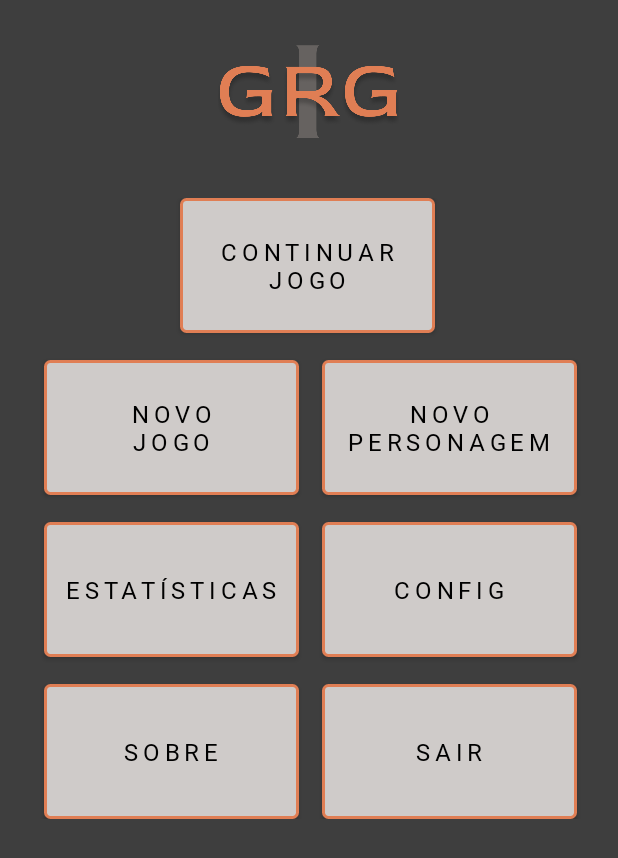
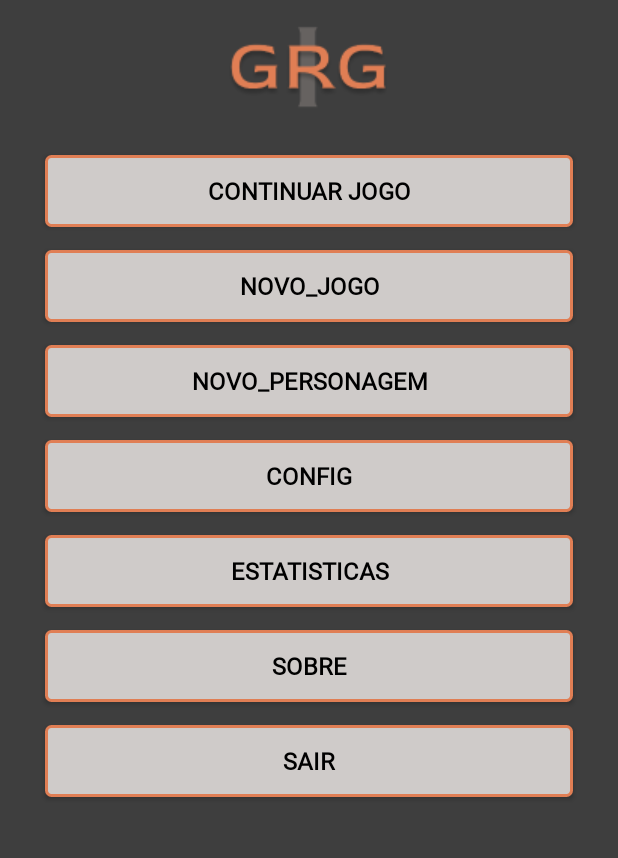
Before and after one commit to PedroKBarros/RPG_CL_Project, an Android app: the screen it shows after launch (MenuAcitivity), on a phone screen of 412 x 824 dp. Shown: the top 858 px of the screen. Run offline under Robolectric (Android 15) with nearby library versions, the phone set to English and light mode, and no system bars.

Commit message:
Realizadas alteracoes nos layouts acitivity_main, activity_menu e cabecalho_simples para torna-los compativeis e adaptaveis os diversos tamanhos de telas possiveis. Para isso, alem de mudancas em seus XMLs, foram adicionados as imagens de logo para o cabecalho e para a tela inicial.

```diff
--- a/app/src/main/res/layout/activity_main.xml
+++ b/app/src/main/res/layout/activity_main.xml
@@ -9,19 +9,18 @@
 
     <ImageView
         android:id="@+id/imageView2"
-        android:layout_width="234dp"
-        android:layout_height="154dp"
+        android:layout_width="wrap_content"
+        android:layout_height="wrap_content"
         app:layout_constraintBottom_toBottomOf="parent"
         app:layout_constraintEnd_toEndOf="parent"
         app:layout_constraintStart_toStartOf="parent"
         app:layout_constraintTop_toTopOf="parent"
-        app:srcCompat="@drawable/logo" />
+        app:srcCompat="@drawable/logo_tela_inicial" />
 
     <TextView
         android:id="@+id/txt_autoria"
         android:layout_width="wrap_content"
         android:layout_height="wrap_content"
-        android:layout_marginTop="236dp"
         android:letterSpacing="0.2"
         android:text=" PEDRO BARROS"
         android:textColor="@color/white"
@@ -31,7 +30,7 @@
         app:layout_constraintHorizontal_bias="0.536"
         app:layout_constraintStart_toStartOf="parent"
         app:layout_constraintTop_toBottomOf="@+id/imageView2"
-        app:layout_constraintVertical_bias="0.078" />
+        app:layout_constraintVertical_bias="0.9" />
 
     <TextView
         android:id="@+id/textView3"
--- a/app/src/main/res/layout/activity_menu.xml
+++ b/app/src/main/res/layout/activity_menu.xml
@@ -1,138 +1,116 @@
 <?xml version="1.0" encoding="utf-8"?>
-<LinearLayout xmlns:android="http://schemas.android.com/apk/res/android"
-    xmlns:app="http://schemas.android.com/apk/res-auto"
-    xmlns:tools="http://schemas.android.com/tools"
-    android:orientation="vertical"
+<ScrollView xmlns:android="http://schemas.android.com/apk/res/android"
     android:layout_width="match_parent"
     android:layout_height="match_parent"
-    android:background="@color/cor_fundo_activitys"
-    android:gravity="center_horizontal">
-
-    <include layout="@layout/cabecalho_simples" />
-
-    <ScrollView
+    android:background="@color/cor_fundo_activitys">
+    <LinearLayout
         android:layout_width="match_parent"
         android:layout_height="match_parent"
-        android:background="@color/cor_fundo_activitys"
-        tools:context=".MenuAcitivity">
+        android:orientation="vertical" >
 
-        <androidx.constraintlayout.widget.ConstraintLayout
-            android:layout_width="match_parent"
-            android:layout_height="match_parent"
-            android:paddingTop="20dp">
+        <include
+            android:id="@+id/include"
+            layout="@layout/cabecalho_simples" />
 
             <Button
                 android:id="@+id/bt_continuar_jogo"
-                android:layout_width="170dp"
-                android:layout_height="90dp"
+                android:layout_width="match_parent"
+                android:layout_height="wrap_content"
+                android:layout_marginLeft="30dp"
+                android:layout_marginTop="15dp"
+                android:layout_marginRight="30dp"
+                android:layout_marginBottom="15dp"
                 android:background="@drawable/botao"
                 android:fontFamily="@font/red_rose"
-                android:letterSpacing="0.2"
-                android:text="CONTINUAR\nJOGO"
+                android:textSize="16sp"
                 android:textColor="@color/black"
-                android:textSize="16sp"
-                app:layout_constraintEnd_toEndOf="parent"
-                app:layout_constraintHorizontal_bias="0.497"
-                app:layout_constraintStart_toStartOf="parent"
-                app:layout_constraintTop_toTopOf="parent" />
+                android:textStyle="bold"
+                android:text="CONTINUAR JOGO" />
 
             <Button
                 android:id="@+id/bt_novo_jogo"
-                android:layout_width="170dp"
-                android:layout_height="90dp"
-                android:layout_marginStart="29dp"
-                android:layout_marginTop="18dp"
+                android:layout_width="match_parent"
+                android:layout_height="wrap_content"
+                android:layout_marginLeft="30dp"
+                android:layout_marginRight="30dp"
+                android:layout_marginBottom="15dp"
                 android:background="@drawable/botao"
                 android:fontFamily="@font/red_rose"
-                android:letterSpacing="0.2"
-                android:text="NOVO\nJOGO"
+                android:textSize="16sp"
                 android:textColor="@color/black"
-                android:textSize="16sp"
-                app:layout_constraintStart_toStartOf="parent"
-                app:layout_constraintTop_toBottomOf="@+id/bt_continuar_jogo" />
+                android:textStyle="bold"
+                android:text="NOVO_JOGO" />
 
         <Button
             android:id="@+id/bt_novo_personagem"
-                android:layout_width="170dp"
-                android:layout_height="90dp"
-                android:layout_marginStart="15dp"
-                android:layout_marginTop="18dp"
+            android:layout_width="match_parent"
+            android:layout_height="wrap_content"
+            android:layout_marginLeft="30dp"
+            android:layout_marginRight="30dp"
+            android:layout_marginBottom="15dp"
             android:background="@drawable/botao"
             android:fontFamily="@font/red_rose"
-                android:letterSpacing="0.2"
-                android:text="NOVO\nPERSONAGEM"
+            android:textStyle="bold"
+            android:textSize="16sp"
             android:textColor="@color/black"
+            android:text="NOVO_PERSONAGEM" />
+
+        <Button
+            android:id="@+id/bt_config"
+            android:layout_width="match_parent"
+            android:layout_height="wrap_content"
+            android:layout_marginLeft="30dp"
+            android:layout_marginRight="30dp"
+            android:layout_marginBottom="15dp"
+            android:background="@drawable/botao"
+            android:fontFamily="@font/red_rose"
+            android:textStyle="bold"
             android:textSize="16sp"
-                app:layout_constraintEnd_toEndOf="parent"
-                app:layout_constraintHorizontal_bias="0.0"
-                app:layout_constraintStart_toEndOf="@+id/bt_novo_jogo"
-                app:layout_constraintTop_toBottomOf="@+id/bt_continuar_jogo" />
+            android:textColor="@color/black"
+            android:text="CONFIG" />
 
         <Button
             android:id="@+id/bt_estatisticas"
-                android:layout_width="170dp"
-                android:layout_height="90dp"
-                android:layout_marginStart="29dp"
-                android:layout_marginTop="18dp"
+            android:layout_width="match_parent"
+            android:layout_height="wrap_content"
             android:background="@drawable/botao"
             android:fontFamily="@font/red_rose"
-                android:letterSpacing="0.2"
-                android:text="ESTATÍSTICAS"
+            android:textStyle="bold"
+            android:textSize="16sp"
             android:textColor="@color/black"
-                android:textSize="16sp"
-                app:layout_constraintStart_toStartOf="parent"
-                app:layout_constraintTop_toBottomOf="@+id/bt_novo_jogo" />
-
-            <Button
-                android:id="@+id/bt_config"
-                android:layout_width="170dp"
-                android:layout_height="90dp"
-                android:layout_marginStart="15dp"
-                android:layout_marginTop="18dp"
-                android:background="@drawable/botao"
-                android:fontFamily="@font/red_rose"
-                android:letterSpacing="0.2"
-                android:text="CONFIG"
-                android:textColor="@color/black"
-                android:textSize="16sp"
-                app:layout_constraintEnd_toEndOf="parent"
-                app:layout_constraintHorizontal_bias="0.0"
-                app:layout_constraintStart_toEndOf="@+id/bt_estatisticas"
-                app:layout_constraintTop_toBottomOf="@+id/bt_novo_personagem" />
+            android:text="ESTATISTICAS"
+            android:layout_marginBottom="15dp"
+            android:layout_marginLeft="30dp"
+            android:layout_marginRight="30dp"/>
 
         <Button
             android:id="@+id/bt_sobre"
-                android:layout_width="170dp"
-                android:layout_height="90dp"
-                android:layout_marginStart="29dp"
-                android:layout_marginTop="18dp"
+            android:layout_width="match_parent"
+            android:layout_height="wrap_content"
             android:background="@drawable/botao"
             android:fontFamily="@font/red_rose"
-                android:letterSpacing="0.2"
+            android:textStyle="bold"
+            android:textSize="16sp"
+            android:textColor="@color/black"
             android:text="SOBRE"
-                android:textColor="@color/black"
-                android:textSize="16sp"
-                app:layout_constraintStart_toStartOf="parent"
-                app:layout_constraintTop_toBottomOf="@+id/bt_estatisticas" />
+            android:layout_marginBottom="15dp"
+            android:layout_marginLeft="30dp"
+            android:layout_marginRight="30dp"/>
+
 
         <Button
             android:id="@+id/bt_sair"
-                android:layout_width="170dp"
-                android:layout_height="90dp"
-                android:layout_marginStart="15dp"
-                android:layout_marginTop="18dp"
+            android:layout_width="match_parent"
+            android:layout_height="wrap_content"
             android:background="@drawable/botao"
             android:fontFamily="@font/red_rose"
-                android:letterSpacing="0.2"
+            android:textStyle="bold"
+            android:textSize="16sp"
+            android:textColor="@color/black"
             android:text="SAIR"
-                android:textColor="@color/black"
-                android:textSize="16sp"
-                app:layout_constraintEnd_toEndOf="parent"
-                app:layout_constraintHorizontal_bias="0.0"
-                app:layout_constraintStart_toEndOf="@+id/bt_sobre"
-                app:layout_constraintTop_toBottomOf="@+id/bt_config" />
+            android:layout_marginBottom="15dp"
+            android:layout_marginLeft="30dp"
+            android:layout_marginRight="30dp"/>
 
-
-        </androidx.constraintlayout.widget.ConstraintLayout>
+    </LinearLayout>
 </ScrollView>
-</LinearLayout>
--- a/app/src/main/res/layout/cabecalho_simples.xml
+++ b/app/src/main/res/layout/cabecalho_simples.xml
@@ -7,17 +7,13 @@
     android:background="@color/cor_fundo_activitys" >
 
     <ImageView
-        android:layout_width="227dp"
-        android:layout_height="112dp"
-        android:paddingLeft="20dp"
-        android:paddingTop="30dp"
-        android:paddingRight="20dp"
-        android:paddingBottom="20dp"
+        android:layout_width="wrap_content"
+        android:layout_height="wrap_content"
         app:layout_constraintBottom_toBottomOf="parent"
         app:layout_constraintEnd_toEndOf="parent"
         app:layout_constraintHorizontal_bias="0.497"
         app:layout_constraintStart_toStartOf="parent"
         app:layout_constraintTop_toTopOf="parent"
         app:layout_constraintVertical_bias="0.0"
-        android:src="@drawable/logo" />
+        android:src="@drawable/logo_cabecalho" />
 </androidx.constraintlayout.widget.ConstraintLayout>
```
Also changed, not shown: app/src/main/res/drawable/logo_cabecalho.png (added), app/src/main/res/drawable/logo_tela_inicial.png (added). Lines whose indentation alone changed are shown as unchanged.
